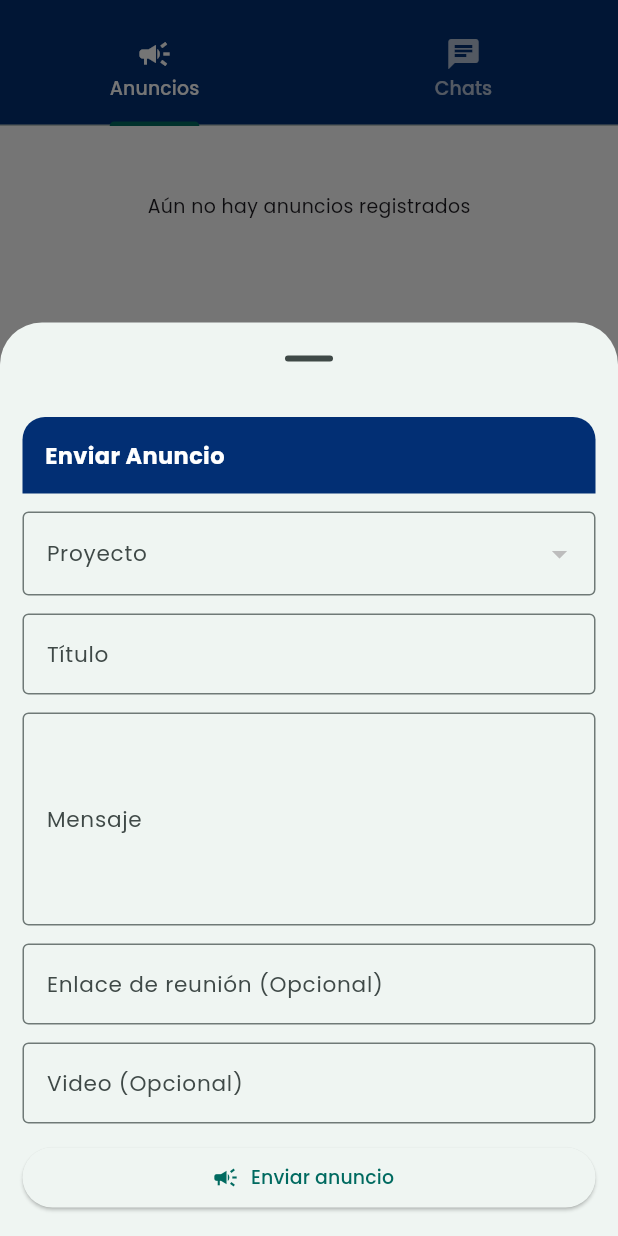
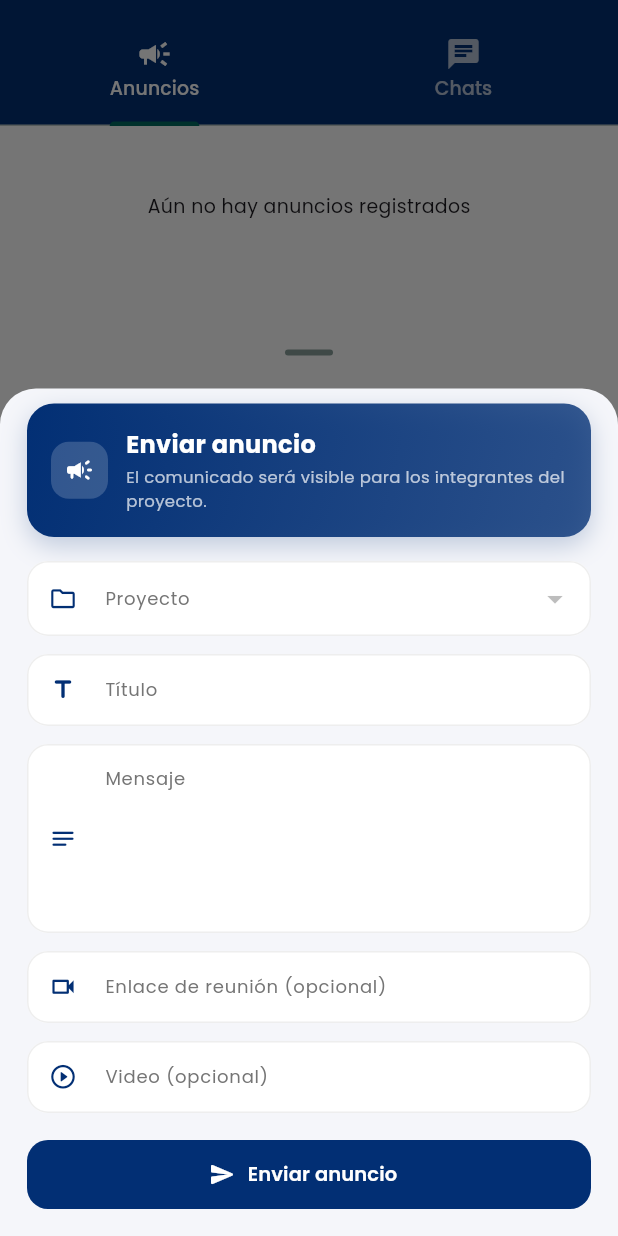
Before and after one commit to AndersonAsto/innova_app, a Flutter app: the CommunicationsManagerScreen screen opened directly, after a tap on the "add" icon, on a phone screen of 412 x 824 dp. Run offline on Flutter 3.47's test engine with Material 3 defaults, Android fonts, the phone set to English and light mode, and no system bars; our stand-ins replace file_picker, google_fonts, sidebarx, supabase_flutter; accounts and stored records are empty; statements that could not run were skipped.

Commit message:
actualización de formulario de anuncio

```diff
--- a/lib/manager/communicationsManagerScreen.dart
+++ b/lib/manager/communicationsManagerScreen.dart
@@ -836,63 +836,251 @@ class _CommunicationsManagerScreenState extends State<CommunicationsManagerScree
     chatMessageController.clear();
   }
 
-  Future<void> sendAnnouncements () async {
+  Future<void> sendAnnouncements() async {
     return showModalBottomSheet(
       context: context,
       isScrollControlled: true,
       showDragHandle: true,
+      backgroundColor: Colors.transparent,
       builder: (context) {
         return Padding(
           padding: EdgeInsets.only(
             bottom: MediaQuery.of(context).viewInsets.bottom,
           ),
           child: SingleChildScrollView(
+            child: buildAnnouncementsTabContent(),
+          ),
+        );
+      },
+    );
+  }
+
+  Widget buildAnnouncementsTabContent() {
+    return Container(
+      decoration: const BoxDecoration(
+        color: Color(0xFFF5F6FA),
+        borderRadius: BorderRadius.vertical(
+          top: Radius.circular(24),
+        ),
+      ),
+      child: Padding(
+        padding: const EdgeInsets.fromLTRB(18, 10, 18, 18),
         child: Column(
           mainAxisSize: MainAxisSize.min,
           children: [
-                buildAnnouncementsTabContent()
+            Container(
+              width: double.infinity,
+              padding: const EdgeInsets.all(16),
+              decoration: BoxDecoration(
+                gradient: LinearGradient(
+                  colors: [
+                    appColors[0],
+                    appColors[0].withValues(alpha: 0.78),
+                  ],
+                  begin: Alignment.topLeft,
+                  end: Alignment.bottomRight,
+                ),
+                borderRadius: BorderRadius.circular(18),
+                boxShadow: [
+                  BoxShadow(
+                    color: appColors[0].withValues(alpha: 0.22),
+                    blurRadius: 14,
+                    offset: const Offset(0, 6),
+                  ),
+                ],
+              ),
+              child: Row(
+                children: [
+                  Container(
+                    padding: const EdgeInsets.all(9),
+                    decoration: BoxDecoration(
+                      color: Colors.white.withValues(alpha: 0.18),
+                      borderRadius: BorderRadius.circular(12),
+                    ),
+                    child: const Icon(
+                      Icons.campaign_rounded,
+                      color: Colors.white,
+                      size: 20,
+                    ),
+                  ),
+                  const SizedBox(width: 12),
+                  const Expanded(
+                    child: Column(
+                      crossAxisAlignment: CrossAxisAlignment.start,
+                      children: [
+                        Text(
+                          'Enviar anuncio',
+                          style: TextStyle(
+                            color: Colors.white,
+                            fontSize: 16,
+                            fontWeight: FontWeight.bold,
+                          ),
+                        ),
+                        SizedBox(height: 2),
+                        Text(
+                          'El comunicado será visible para los integrantes del proyecto.',
+                          style: TextStyle(
+                            color: Colors.white70,
+                            fontSize: 11,
+                          ),
+                        ),
+                      ],
+                    ),
+                  ),
+                ],
+              ),
+            ),
+
+            const SizedBox(height: 16),
+
+            _announcementDropdown(),
+
+            const SizedBox(height: 12),
+
+            _announcementField(
+              controller: announcementTitleController,
+              label: 'Título',
+              icon: Icons.title_rounded,
+            ),
+
+            const SizedBox(height: 12),
+
+            _announcementField(
+              controller: announcementMessageController,
+              label: 'Mensaje',
+              icon: Icons.notes_rounded,
+              maxLines: 5,
+            ),
+
+            const SizedBox(height: 12),
+
+            _announcementField(
+              controller: announcementMeetingUrlController,
+              label: 'Enlace de reunión',
+              icon: Icons.videocam_outlined,
+              optional: true,
+            ),
+
+            const SizedBox(height: 12),
+
+            _announcementField(
+              controller: announcementVideoUrlController,
+              label: 'Video',
+              icon: Icons.play_circle_outline_rounded,
+              optional: true,
+            ),
+
+            const SizedBox(height: 18),
+
+            SizedBox(
+              width: double.infinity,
+              height: 46,
+              child: ElevatedButton.icon(
+                style: ElevatedButton.styleFrom(
+                  backgroundColor: appColors[0],
+                  foregroundColor: Colors.white,
+                  elevation: 0,
+                  shape: RoundedRectangleBorder(
+                    borderRadius: BorderRadius.circular(14),
+                  ),
+                ),
+                onPressed: () async {
+                  try {
+                    await createAnnouncement();
+                    await loadAnnouncements();
+
+                    if (!mounted) return;
+
+                    Navigator.pop(context);
+
+                    ScaffoldMessenger.of(context).showSnackBar(
+                      const SnackBar(
+                        content: Text('Anuncio enviado correctamente'),
+                      ),
+                    );
+                  } catch (e) {
+                    if (!mounted) return;
+
+                    ScaffoldMessenger.of(context).showSnackBar(
+                      SnackBar(
+                        content: Text(e.toString()),
+                      ),
+                    );
+                  }
+                },
+                icon: const Icon(
+                  Icons.send_rounded,
+                  color: Colors.white,
+                  size: 18,
+                ),
+                label: const Text(
+                  'Enviar anuncio',
+                  style: TextStyle(
+                    fontWeight: FontWeight.w600,
+                    fontSize: 13,
+                  ),
+                ),
+              ),
+            ),
           ],
         ),
       ),
     );
   }
-    );
-  }
 
-  Widget buildAnnouncementsTabContent() {
-    return Padding(
-      padding: const EdgeInsets.all(15),
-      child: Column(
-        mainAxisSize: MainAxisSize.min,
-        children: [
-          Container(
-            width: double.infinity,
-            padding: const EdgeInsets.all(15),
-            decoration: BoxDecoration(
+  Widget _announcementDropdown() {
+    return DropdownButtonFormField<Map<String, dynamic>>(
+      isExpanded: true,
+      value: selectedAnnouncementProject,
+      dropdownColor: Colors.white,
+      decoration: InputDecoration(
+        labelText: 'Proyecto',
+        labelStyle: TextStyle(
+          color: Colors.grey.shade600,
+          fontSize: 12,
+        ),
+        prefixIcon: Icon(
+          Icons.folder_outlined,
           color: appColors[0],
-              borderRadius: const BorderRadius.vertical(
-                top: Radius.circular(15),
+          size: 19,
+        ),
+        filled: true,
+        fillColor: Colors.white,
+        contentPadding: const EdgeInsets.symmetric(
+          horizontal: 12,
+          vertical: 13,
+        ),
+        border: OutlineInputBorder(
+          borderRadius: BorderRadius.circular(14),
+          borderSide: BorderSide(
+            color: Colors.grey.shade200,
           ),
         ),
-            child: const Column(
-              crossAxisAlignment: CrossAxisAlignment.start,
-              children: [
-                Text('Enviar Anuncio', style: TextStyle(color: Colors.white, fontSize: 15, fontWeight: FontWeight.bold,),),
-              ],
+        enabledBorder: OutlineInputBorder(
+          borderRadius: BorderRadius.circular(14),
+          borderSide: BorderSide(
+            color: Colors.grey.shade200,
           ),
         ),
-          const SizedBox(height: 12),
-          DropdownButtonFormField<Map<String, dynamic>>(
-            isExpanded: true,
-            value: selectedAnnouncementProject,
-            decoration: const InputDecoration(
-              labelText: 'Proyecto',
-              border: OutlineInputBorder(),
+        focusedBorder: OutlineInputBorder(
+          borderRadius: BorderRadius.circular(14),
+          borderSide: BorderSide(
+            color: appColors[0],
+            width: 1.3,
+          ),
+        ),
       ),
       items: projects.map((project) {
         return DropdownMenuItem<Map<String, dynamic>>(
           value: project,
-                child: Text(project['title'], overflow: TextOverflow.ellipsis,),
+          child: Text(
+            project['title'],
+            overflow: TextOverflow.ellipsis,
+            style: const TextStyle(
+              fontSize: 13,
+              fontWeight: FontWeight.w500,
+            ),
+          ),
         );
       }).toList(),
       onChanged: (value) {
@@ -900,71 +1088,60 @@ class _CommunicationsManagerScreenState extends State<CommunicationsManagerScree
           selectedAnnouncementProject = value;
         });
       },
+    );
+  }
+
+  Widget _announcementField({
+    required TextEditingController controller,
+    required String label,
+    required IconData icon,
+    int maxLines = 1,
+    bool optional = false,
+  }) {
+    return TextField(
+      controller: controller,
+      maxLines: maxLines,
+      style: const TextStyle(
+        fontSize: 13,
+        color: Color(0xFF1F2937),
       ),
-          const SizedBox(height: 12),
-          TextField(
-            controller: announcementTitleController,
-            decoration: const InputDecoration(
-              labelText: 'Título',
-              border: OutlineInputBorder(),
+      decoration: InputDecoration(
+        labelText: optional ? '$label (opcional)' : label,
+        labelStyle: TextStyle(
+          color: Colors.grey.shade600,
+          fontSize: 12,
+        ),
+        prefixIcon: Icon(
+          icon,
+          color: appColors[0],
+          size: 19,
+        ),
+        alignLabelWithHint: maxLines > 1,
+        filled: true,
+        fillColor: Colors.white,
+        contentPadding: const EdgeInsets.symmetric(
+          horizontal: 12,
+          vertical: 13,
+        ),
+        border: OutlineInputBorder(
+          borderRadius: BorderRadius.circular(14),
+          borderSide: BorderSide(
+            color: Colors.grey.shade200,
           ),
         ),
-          const SizedBox(height: 12),
-          TextField(
-            controller: announcementMessageController,
-            maxLines: 5,
-            decoration: const InputDecoration(
-              labelText: 'Mensaje',
-              border: OutlineInputBorder(),
+        enabledBorder: OutlineInputBorder(
+          borderRadius: BorderRadius.circular(14),
+          borderSide: BorderSide(
+            color: Colors.grey.shade200,
           ),
         ),
-          const SizedBox(height: 12),
-          TextField(
-            controller: announcementMeetingUrlController,
-            decoration: const InputDecoration(
-              labelText: 'Enlace de reunión (Opcional)',
-              border: OutlineInputBorder(),
+        focusedBorder: OutlineInputBorder(
+          borderRadius: BorderRadius.circular(14),
+          borderSide: BorderSide(
+            color: appColors[0],
+            width: 1.3,
           ),
         ),
-          const SizedBox(height: 12),
-          TextField(
-            controller: announcementVideoUrlController,
-            decoration: const InputDecoration(
-              labelText: 'Video (Opcional)',
-              border: OutlineInputBorder(),
-            ),
-          ),
-          const SizedBox(height: 12),
-          Row(
-            children: [
-              Expanded(
-                child: ElevatedButton.icon(
-                  onPressed: () async {
-                    try {
-                      await createAnnouncement();
-                      await loadAnnouncements();
-
-                      if (!mounted) return;
-                      Navigator.pop(context);
-                      ScaffoldMessenger.of(context).showSnackBar(
-                        const SnackBar(
-                          content: Text('Anuncio enviado correctamente'),
-                        ),
-                      );
-                    } catch (e) {
-                      if (!mounted) return;
-                      ScaffoldMessenger.of(context).showSnackBar(
-                        SnackBar(content: Text(e.toString())),
-                      );
-                    }
-                  },
-                  icon: const Icon(Icons.campaign),
-                  label: const Text('Enviar anuncio'),
-                ),
-              )
-            ],
-          )
-        ],
       ),
     );
   }
```
Also changed, not shown: 5 other files. Lines whose indentation alone changed are shown as unchanged.
